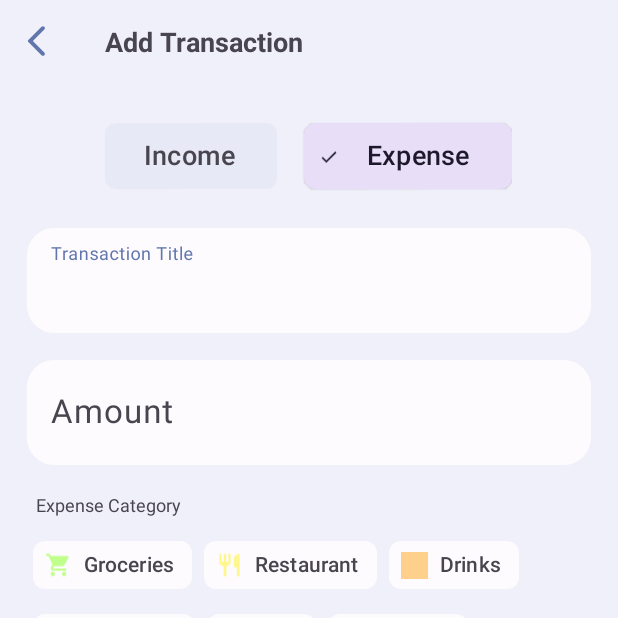
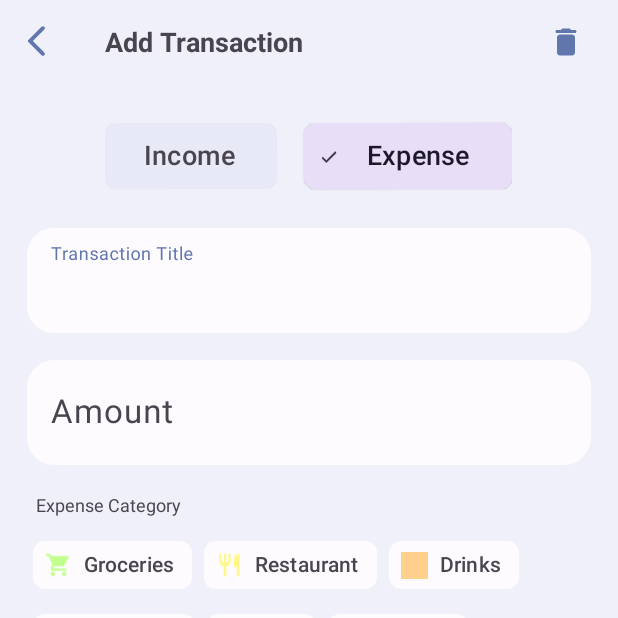
Before and after one commit to robert-paraschiv/Xpense, an Android app: the fragment AddTransactionFragment placed in its activity, on a phone screen of 412 x 824 dp, the top half of it. Run offline under Robolectric (Android 15) with nearby library versions, the phone set to English and light mode, and no system bars; our stand-ins replace Firebase (no records; nobody signed in at launch, a user with empty details on screens opened directly); libraries missing offline, so code that uses them is left out: com.github.mikephil.charting; pictures from the network do not load; 21 statements that could not run were skipped.

Commit message:
transaction deletion, cloud functions
impl transaction deletion
fix cloud functions not updating wallet amount correctly for all cases

```diff
--- a/app/src/main/java/com/rokudo/xpense/data/viewmodels/TransactionViewModel.java
+++ b/app/src/main/java/com/rokudo/xpense/data/viewmodels/TransactionViewModel.java
@@ -49,6 +49,10 @@ public class TransactionViewModel extends AndroidViewModel {
         return repo.updateTransaction(transaction);
     }
 
+    public MutableLiveData<Boolean> deleteTransaction(String transactionId) {
+        return repo.deleteTransaction(transactionId);
+    }
+
     public void removeAllData() {
         repo.removeAllTransactionsData();
     }
--- a/app/src/main/java/com/rokudo/xpense/fragments/HomeFragment.java
+++ b/app/src/main/java/com/rokudo/xpense/fragments/HomeFragment.java
@@ -26,6 +26,7 @@ import android.widget.TextView;
 import androidx.annotation.NonNull;
 import androidx.annotation.Nullable;
 import androidx.appcompat.content.res.AppCompatResources;
+import androidx.core.view.MenuItemCompat;
 import androidx.fragment.app.Fragment;
 import androidx.lifecycle.Observer;
 import androidx.lifecycle.ViewModelProvider;
@@ -89,7 +90,7 @@ public class HomeFragment extends Fragment {
     private TransactionViewModel transactionViewModel;
     private SpentMostAdapter adapter;
     private Boolean gotTransactionsOnce = false;
-    boolean firstPictureLoad = false;
+    boolean firstPictureLoad = true;
     private final List<SpentMostItem> spentMostItems = new ArrayList<>();
 
     @Override
@@ -97,6 +98,7 @@ public class HomeFragment extends Fragment {
 
         if (binding == null) {
             binding = FragmentHomeBinding.inflate(inflater, container, false);
+            binding.bottomNavView.setItemIconTintList(null);
             walletsViewModel = new ViewModelProvider(requireActivity()).get(WalletsViewModel.class);
             transactionViewModel = new ViewModelProvider(requireActivity()).get(TransactionViewModel.class);
             initOnClicks();
@@ -106,6 +108,7 @@ public class HomeFragment extends Fragment {
 
             initSpentMostOn();
         }
+
 
         loadWalletDetails();
 
@@ -380,7 +383,8 @@ public class HomeFragment extends Fragment {
 
                         @Override
                         public void onLoadCleared(@Nullable Drawable placeholder) {
-
+                            binding.bottomNavView.getMenu().getItem(2).setIcon(placeholder);
+                            firstPictureLoad = false;
                         }
                     });
         }
--- a/app/src/main/java/com/rokudo/xpense/fragments/ListTransactionsFragment.java
+++ b/app/src/main/java/com/rokudo/xpense/fragments/ListTransactionsFragment.java
@@ -77,9 +77,7 @@ public class ListTransactionsFragment extends Fragment implements TransactionsAd
         TransactionViewModel transactionViewModel = new ViewModelProvider(requireActivity())
                 .get(TransactionViewModel.class);
 
-        transactionViewModel.loadTransactions(id, getCurrentSelectedMonth())
-                .observe(getViewLifecycleOwner(), values -> {
-                    for (Transaction transaction : values) {
+        transactionViewModel.getStoredTransactionList().forEach(transaction -> {
             if (transactionList.contains(transaction)) {
                 transactionList.set(transactionList.indexOf(transaction), transaction);
                 adapter.notifyItemChanged(transactionList.indexOf(transaction));
@@ -92,8 +90,6 @@ public class ListTransactionsFragment extends Fragment implements TransactionsAd
                     adapter.notifyItemInserted(transactionList.size() - 1);
                 }
             }
-                    }
-                    gotTransactionsOnce = true;
         });
     }
 
--- a/app/src/main/res/layout/fragment_add_transaction.xml
+++ b/app/src/main/res/layout/fragment_add_transaction.xml
@@ -40,6 +40,26 @@
                 android:text="Add Transaction"
                 android:textSize="18sp"
                 android:textStyle="bold" />
+
+            <com.google.android.material.button.MaterialButton
+                android:id="@+id/deleteTransBtn"
+                style="@style/Widget.Material3.Button.TextButton"
+                android:layout_width="34dp"
+                android:layout_height="34dp"
+                android:layout_alignParentEnd="true"
+                android:layout_centerVertical="true"
+                android:layout_marginEnd="18dp"
+                android:insetLeft="0dp"
+                android:insetTop="0dp"
+                android:insetRight="0dp"
+                android:insetBottom="0dp"
+                android:visibility="gone"
+                app:icon="@drawable/ic_round_delete_24"
+                app:iconGravity="textStart"
+                app:iconPadding="0dp"
+                app:iconSize="24dp"
+                tools:visibility="visible" />
+
         </RelativeLayout>
 
     </com.google.android.material.appbar.MaterialToolbar>
--- a/app/src/main/res/layout/fragment_analytics.xml
+++ b/app/src/main/res/layout/fragment_analytics.xml
@@ -244,7 +244,7 @@
                                 android:checkable="true"
                                 android:clickable="true"
                                 android:focusable="true"
-                                android:text="@string/monthly"
+                                android:text="This Year"
                                 app:chipBackgroundColor="@color/bar_details_chip_state_list"
                                 app:chipMinTouchTargetSize="0dp"
                                 app:chipStrokeWidth="0dp" />
```
Also changed, not shown: app/src/main/java/com/rokudo/xpense/data/repositories/TransactionRepo.java (+14 -0 lines), app/src/main/java/com/rokudo/xpense/fragments/AddTransactionFragment.java (+27 -2 lines), app/src/main/java/com/rokudo/xpense/fragments/AnalyticsFragment.java (+6 -10 lines), app/src/main/java/com/rokudo/xpense/utils/dialogs/ConfirmationDialog.java (added, +46 -0 lines), app/src/main/res/layout/dialog_confirmation.xml (added, +43 -0 lines), 1 other file. Lines whose indentation alone changed are shown as unchanged.
